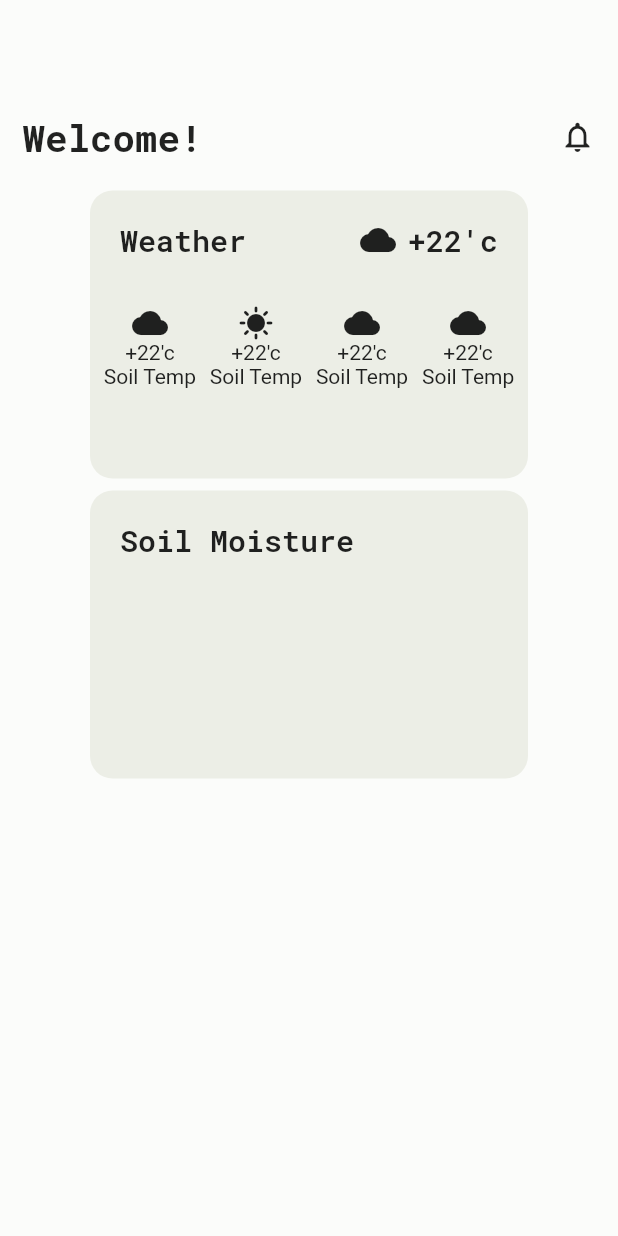
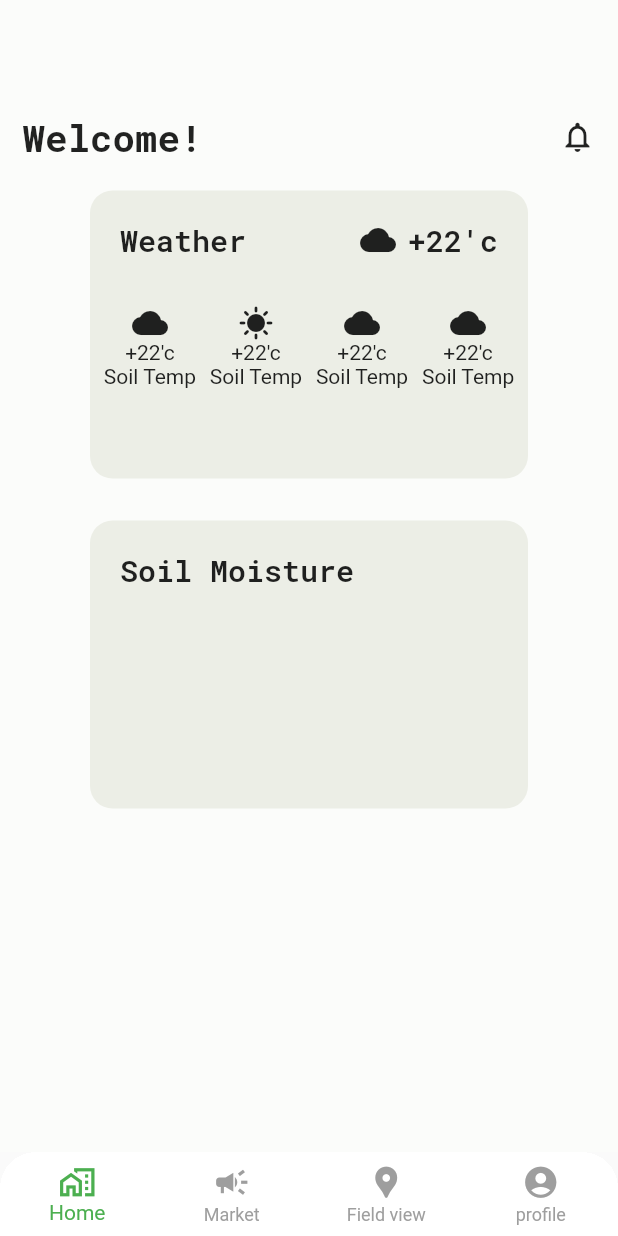
Before and after one commit to suriyarichard/farmfield, a Flutter app: the screen it shows after launch, on a phone screen of 412 x 824 dp. Run offline on Flutter 3.47's test engine with Material 2 defaults, Android fonts, the phone set to English and light mode, and no system bars; our stand-ins replace google_fonts.

Commit message:
bottom navigation added

```diff
--- a/lib/main.dart
+++ b/lib/main.dart
@@ -1,4 +1,4 @@
-import 'package:farmfield/screens/dashboard/dashboardScreen.dart';
+import 'package:farmfield/screens/dashboard/dashboard.dart';
 import 'package:flutter/material.dart';
 
 void main() {
@@ -14,7 +14,7 @@ class MyApp extends StatelessWidget {
     return const MaterialApp(
       debugShowCheckedModeBanner: false,
       title: 'FarmField',
-      home: DashBoradScreen(),
+      home: DashBoard(),
     );
   }
 }
--- a/lib/pallets/color.dart
+++ b/lib/pallets/color.dart
@@ -2,3 +2,16 @@
 // 0xFFe5954
 // 0xFF1b9c73
 // 0xFFfbfcfa
+import 'package:flutter/material.dart';
+
+class AppColor {
+  static const Color bodyColor = Color(0xFFbfcfa);
+  static const Color cardColor = Color(0xFFeceee6);
+  static const Color circleColor = Color(0xFF9CB640);
+  // static const Color iconColor = Color(0xFF4A4A4A);
+  // static const Color titleColor = Color(0xFF3A3E38);
+  // static const Color placeholderColor = Color(0xFF6C6868);
+  // static const Color comingSoonColor = Color(0xFFCAD996);
+}
+
+// usage: Container(color: AppColors.container.background)
--- /dev/null
+++ b/lib/screens/Crop/cropScreen.dart
@@ -0,0 +1,15 @@
+import 'package:flutter/material.dart';
+import 'package:flutter/src/widgets/framework.dart';
+import 'package:flutter/src/widgets/placeholder.dart';
+
+class CropScreen extends StatelessWidget {
+  const CropScreen({super.key});
+
+  @override
+  Widget build(BuildContext context) {
+    return const Scaffold(
+        body: Center(
+      child: Text("suriya prakash"),
+    ));
+  }
+}
--- a/lib/screens/dashboard/dashboardScreen.dart
+++ b/lib/screens/HomeScreen/homeScreen.dart
@@ -1,26 +1,22 @@
 import 'package:farmfield/widgets/dashboard/moister.dart';
 import 'package:farmfield/widgets/dashboard/weatherCard.dart';
-import 'package:farmfield/widgets/pieChart.dart';
 import 'package:flutter/material.dart';
 import 'package:google_fonts/google_fonts.dart';
 
-class DashBoradScreen extends StatefulWidget {
-  const DashBoradScreen({super.key});
+class HomeScreen extends StatefulWidget {
+  const HomeScreen({super.key});
 
   @override
-  State<DashBoradScreen> createState() => _DashBoradScreenState();
+  State<HomeScreen> createState() => _HomeScreenState();
 }
 
-class _DashBoradScreenState extends State<DashBoradScreen> {
+class _HomeScreenState extends State<HomeScreen> {
   @override
   Widget build(BuildContext context) {
     return Scaffold(
-      // appBar: AppBar(
-      //   backgroundColor: Colors.white,
-      // ),
       backgroundColor: Color(0xFFfbfcfa),
       body: Column(children: [
-        SizedBox(
+        const SizedBox(
           height: 60,
         ),
         Padding(
@@ -33,14 +29,14 @@ class _DashBoradScreenState extends State<DashBoradScreen> {
                 style: GoogleFonts.robotoMono(
                     fontSize: 25, fontWeight: FontWeight.w800),
               ),
-              Icon(Icons.notifications_none_outlined)
+              const Icon(Icons.notifications_none_outlined)
             ],
           ),
         ),
-        // const SizedBox(height: 20),
-        WeatherCard(),
+        const WeatherCard(),
+        const SizedBox(height: 20),
         // const Center(child: WeatherCard()),
-        SenorCard(),
+        const SenorCard(),
       ]),
     );
   }
--- /dev/null
+++ b/lib/screens/dashboard/dashboard.dart
@@ -0,0 +1,87 @@
+import 'package:farmfield/screens/Crop/cropScreen.dart';
+import 'package:farmfield/screens/HomeScreen/homeScreen.dart';
+import 'package:farmfield/screens/profile/profile.dart';
+import 'package:flutter/material.dart';
+
+class DashBoard extends StatefulWidget {
+  const DashBoard({super.key});
+
+  @override
+  State<DashBoard> createState() => _DashBoardState();
+}
+
+class _DashBoardState extends State<DashBoard> {
+  int currentPage = 0;
+  List<Widget> pages = const [
+    HomeScreen(),
+    CropScreen(),
+    UserProfile(),
+  ];
+  void onItemTapped(int index) {
+    setState(() {
+      selectedIndex = index;
+    });
+  }
+
+  int selectedIndex = 0;
+
+  @override
+  Widget build(BuildContext context) {
+    return Scaffold(
+        body: Center(
+          child: pages.elementAt(selectedIndex),
+        ),
+        bottomNavigationBar: Container(
+          clipBehavior:
+              Clip.hardEdge, //or better look(and cost) using Clip.antiAlias,
+          decoration: const BoxDecoration(
+            borderRadius: BorderRadius.only(
+              topRight: Radius.circular(24),
+              topLeft: Radius.circular(24),
+            ),
+          ),
+          child: BottomNavigationBar(
+            elevation: 0,
+            type: BottomNavigationBarType.fixed, // Fixed
+            backgroundColor: Colors.white, // <-- This works for fixed
+            selectedItemColor: Colors.green,
+            unselectedItemColor: Colors.grey,
+            items: const [
+              BottomNavigationBarItem(
+                icon: Icon(
+                  Icons.home_work_outlined,
+                  size: 25,
+                ),
+                label: 'Home',
+              ),
+              BottomNavigationBarItem(
+                icon: Icon(
+                  Icons.campaign,
+                  size: 25,
+                ),
+                label: 'Market',
+              ),
+              BottomNavigationBarItem(
+                icon: Icon(
+                  Icons.location_pin,
+                  size: 25,
+                ),
+                label: 'Field view',
+              ),
+              BottomNavigationBarItem(
+                icon: Icon(
+                  Icons.account_circle,
+                  size: 25,
+                ),
+                label: 'profile',
+              ),
+            ],
+            currentIndex: selectedIndex,
+            // fixedColor: Colors.deepPurple,
+            onTap: onItemTapped,
+          ),
+        ));
+  }
+}
+//   }
+// }
--- /dev/null
+++ b/lib/screens/profile/profile.dart
@@ -0,0 +1,15 @@
+import 'package:flutter/material.dart';
+import 'package:flutter/src/widgets/framework.dart';
+import 'package:flutter/src/widgets/placeholder.dart';
+
+class UserProfile extends StatelessWidget {
+  const UserProfile({super.key});
+
+  @override
+  Widget build(BuildContext context) {
+    return const  Scaffold(
+        body: Center(
+      child: Text("suriya"),
+    ));
+  }
+}
--- a/lib/widgets/dashboard/weatherCard.dart
+++ b/lib/widgets/dashboard/weatherCard.dart
@@ -6,7 +6,7 @@ class WeatherCard extends StatelessWidget {
 
   @override
   Widget build(BuildContext context) {
-    return Container(
+    return SizedBox(
         width: 300,
         height: 200,
         // padding: const EdgeInsets.all(
```
Also changed, not shown: lib/screens/map/mapScreen.dart (deleted).
